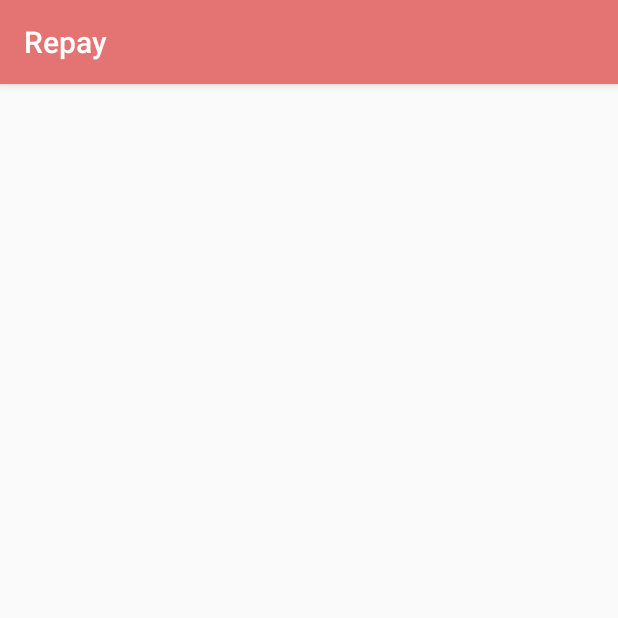
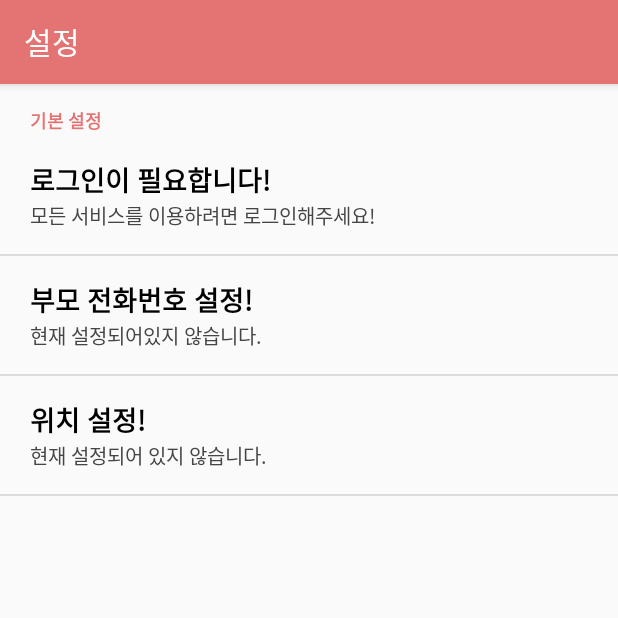
Before and after one commit to LumihanaStudio/repay-androidclient, an Android app: the SettingsActivity screen opened directly, with no data from a screen before it, on a phone screen of 412 x 824 dp, the top half of it. Run offline under Robolectric (Android 15) with nearby library versions, the phone set to English and light mode, and no system bars.

Commit message:
Working in Setings

```diff
--- a/app/build.gradle
+++ b/app/build.gradle
@@ -16,6 +16,9 @@ android {
             proguardFiles getDefaultProguardFile('proguard-android.txt'), 'proguard-rules.pro'
         }
     }
+    repositories {
+        maven { url "https://jitpack.io" }
+    }
     productFlavors {
     }
 }
@@ -24,9 +27,13 @@ dependencies {
     compile fileTree(include: ['*.jar'], dir: 'libs')
     testCompile 'junit:junit:4.12'
     compile files('libs/YouTubeAndroidPlayerApi.jar')
-    compile 'com.android.support:appcompat-v7:23.1.0'
+    compile 'com.android.support:appcompat-v7:23.1.1'
     compile 'com.squareup.retrofit:retrofit:2.0.0-beta2'
-    compile 'com.android.support:design:23.1.0'
+    compile 'com.android.support:design:23.1.1'
     compile 'com.squareup.retrofit:converter-gson:2.0.0-beta2'
-    compile 'com.google.code.gson:gson:2.3'
+    compile 'com.google.code.gson:gson:2.4'
+    compile('com.github.afollestad.material-dialogs:commons:0.8.5.1@aar') {
+        transitive = true
+    }
+    compile 'com.rengwuxian.materialedittext:library:2.1.4'
 }
--- a/app/src/main/AndroidManifest.xml
+++ b/app/src/main/AndroidManifest.xml
@@ -26,8 +26,10 @@
             android:name=".activity.ExcerciseVideoShowActivity"
             android:configChanges="orientation|screenSize|keyboardHidden"
             android:screenOrientation="nosensor" />
-        <activity android:name=".activity.SettingsActivity" />
-        <activity android:name=".activity.TutorialActivity"></activity>
+        <activity android:name=".activity.SettingsActivity">
+
+        </activity>
+        <activity android:name=".activity.TutorialActivity" />
     </application>
 
 </manifest>
--- a/app/src/main/java/malang/moe/repay/activity/SettingsActivity.java
+++ b/app/src/main/java/malang/moe/repay/activity/SettingsActivity.java
@@ -1,15 +1,107 @@
 package malang.moe.repay.activity;
 
+import android.content.Context;
+import android.content.SharedPreferences;
+import android.os.Bundle;
+import android.support.v7.app.ActionBar;
 import android.support.v7.app.AppCompatActivity;
-import android.os.Bundle;
+import android.view.LayoutInflater;
+import android.view.View;
+import android.view.ViewGroup;
+import android.widget.ArrayAdapter;
+import android.widget.ListView;
+import android.widget.TextView;
+
+import java.util.ArrayList;
 
 import malang.moe.repay.R;
-
+/**
+ * Created by kotohana5706 on 2015. 11. 21.
+ * Copyright by Sunrin Internet High School EDCAN
+ * All rights reversed.
+ */
 public class SettingsActivity extends AppCompatActivity {
 
+    public class SettingsData{
+        public int icon;
+        public String title;
+        public String description;
+        public SettingsData(int icon, String title, String description){
+            this.icon = icon;
+            this.title = title;
+            this.description = description;
+        }
+    }
+
+    SharedPreferences sharedPref;
+    SharedPreferences.Editor editor;
+    ListView listview;
+    View header, getParentNumberView;
+    ArrayList<SettingsData> array;
     @Override
     protected void onCreate(Bundle savedInstanceState) {
         super.onCreate(savedInstanceState);
         setContentView(R.layout.activity_settings);
+        setDefault();
+        setActionbar(getSupportActionBar());
     }
+
+    private void setDefault() {
+        sharedPref = getSharedPreferences("Repay", 0);
+        editor = sharedPref.edit();
+        listview = (ListView)findViewById(R.id.settings_listview);
+        header = getLayoutInflater().inflate(R.layout.listview_settings_header, null);
+        TextView headerText= (TextView) header.findViewById(R.id.settings_listview_header_title);
+        headerText.setText("기본 설정");
+        array = new ArrayList<>();
+        array.add(new SettingsData(1, "로그인이 필요합니다!", "모든 서비스를 이용하려면 로그인해주세요!"));
+        array.add(new SettingsData(1, "부모 전화번호 설정!", "현재 설정되어있지 않습니다."));
+        array.add(new SettingsData(1, "위치 설정!", "현재 설정되어 있지 않습니다."));
+        SettingsAdapter adapter = new SettingsAdapter(SettingsActivity.this, array);
+        listview.setAdapter(adapter);
+        listview.addHeaderView(header);
+    }
+
+    public void setActionbar(ActionBar actionbar) {
+        actionbar.setTitle("설정");
+    }
+
+
+    public class SettingsAdapter extends ArrayAdapter<SettingsData> {
+        // 레이아웃 XML을 읽어들이기 위한 객체
+        private LayoutInflater mInflater;
+
+        public SettingsAdapter(Context context, ArrayList<SettingsData> object) {
+            // 상위 클래스의 초기화 과정
+            // context, 0, 자료구조
+            super(context, 0, object);
+            mInflater = (LayoutInflater) context
+                    .getSystemService(Context.LAYOUT_INFLATER_SERVICE);
+        }
+
+        // 보여지는 스타일을 자신이 만든 xml로 보이기 위한 구문
+        @Override
+        public View getView(int position, View v, ViewGroup parent) {
+            View view = null;
+            // 현재 리스트의 하나의 항목에 보일 컨트롤 얻기
+            if (v == null) {
+                // XML 레이아웃을 직접 읽어서 리스트뷰에 넣음
+                view = mInflater.inflate(R.layout.listview_settings_content, null);
+            } else {
+                view = v;
+            }
+            // 자료를 받는다.
+            final SettingsData data = this.getItem(position);
+            if (data != null) {
+                //화면 출력
+                TextView title = (TextView)view.findViewById(R.id.settings_listview_title);
+                TextView description = (TextView)view.findViewById(R.id.settings_listview_content);
+
+                title.setText(data.title);
+                description.setText(data.description);
+            }
+            return view;
+        }
+    }
+
 }
--- a/app/src/main/res/layout/activity_settings.xml
+++ b/app/src/main/res/layout/activity_settings.xml
@@ -1,12 +1,18 @@
 <?xml version="1.0" encoding="utf-8"?>
-<RelativeLayout xmlns:android="http://schemas.android.com/apk/res/android"
+<LinearLayout xmlns:android="http://schemas.android.com/apk/res/android"
     xmlns:tools="http://schemas.android.com/tools"
     android:layout_width="match_parent"
-    android:layout_height="match_parent"
-    android:paddingBottom="@dimen/activity_vertical_margin"
-    android:paddingLeft="@dimen/activity_horizontal_margin"
-    android:paddingRight="@dimen/activity_horizontal_margin"
-    android:paddingTop="@dimen/activity_vertical_margin"
-    tools:context="malang.moe.repay.activity.SettingsActivity">
+    android:layout_height="match_parent">
 
-</RelativeLayout>
+    <LinearLayout
+        android:layout_width="match_parent"
+        android:layout_height="match_parent"
+        android:orientation="vertical">
+        <ListView
+            android:headerDividersEnabled="false"
+            android:footerDividersEnabled="false"
+            android:id="@+id/settings_listview"
+            android:layout_width="match_parent"
+            android:layout_height="match_parent"/>
+    </LinearLayout>
+</LinearLayout>
--- /dev/null
+++ b/app/src/main/res/layout/listview_settings_content.xml
@@ -0,0 +1,36 @@
+<?xml version="1.0" encoding="utf-8"?>
+<LinearLayout xmlns:android="http://schemas.android.com/apk/res/android"
+    android:layout_width="match_parent"
+    android:layout_height="wrap_content"
+    android:orientation="vertical">
+
+    <ImageView
+        android:layout_width="wrap_content"
+        android:layout_height="wrap_content" />
+
+    <LinearLayout
+        android:paddingLeft="20dp"
+        android:paddingRight="20dp"
+        android:paddingTop="15dp"
+        android:paddingBottom="15dp"
+        android:layout_width="match_parent"
+        android:layout_height="match_parent"
+        android:orientation="vertical">
+
+        <TextView
+            android:id="@+id/settings_listview_title"
+            android:layout_width="wrap_content"
+            android:layout_height="wrap_content"
+            android:text="키패드 테마 변경"
+            android:textColor="#000"
+            android:textSize="18dp"
+            android:textStyle="bold" />
+        <TextView
+            android:id="@+id/settings_listview_content"
+            android:layout_width="wrap_content"
+            android:layout_height="wrap_content"
+            android:text="키패드의 높이와 어쩌고 저쩌고 조정을 하는거지 뭐"
+            android:textColor="#454545"
+            android:textSize="13dp"/>
+    </LinearLayout>
+</LinearLayout>
--- /dev/null
+++ b/app/src/main/res/layout/listview_settings_header.xml
@@ -0,0 +1,23 @@
+<?xml version="1.0" encoding="utf-8"?>
+<LinearLayout xmlns:android="http://schemas.android.com/apk/res/android"
+    android:layout_width="match_parent"
+    android:layout_height="wrap_content"
+    android:orientation="vertical">
+
+    <LinearLayout
+        android:paddingLeft="20dp"
+        android:paddingRight="20dp"
+        android:paddingTop="15dp"
+        android:layout_width="match_parent"
+        android:layout_height="match_parent"
+        android:orientation="vertical">
+
+        <TextView
+            android:id="@+id/settings_listview_header_title"
+            android:layout_width="wrap_content"
+            android:layout_height="wrap_content"
+            android:textColor="#E37373"
+            android:textSize="12dp"
+            android:textStyle="bold" />
+    </LinearLayout>
+</LinearLayout>
--- /dev/null
+++ b/app/src/main/res/layout/view_settings_getparentnumber.xml
@@ -0,0 +1,9 @@
+<?xml version="1.0" encoding="utf-8"?>
+<LinearLayout xmlns:android="http://schemas.android.com/apk/res/android"
+    android:layout_width="match_parent"
+    android:layout_height="wrap_content"
+    android:orientation="vertical">
+    <com.rengwuxian.materialedittext.MaterialEditText
+        android:layout_width="match_parent"
+        android:layout_height="wrap_content"/>
+</LinearLayout>
```
